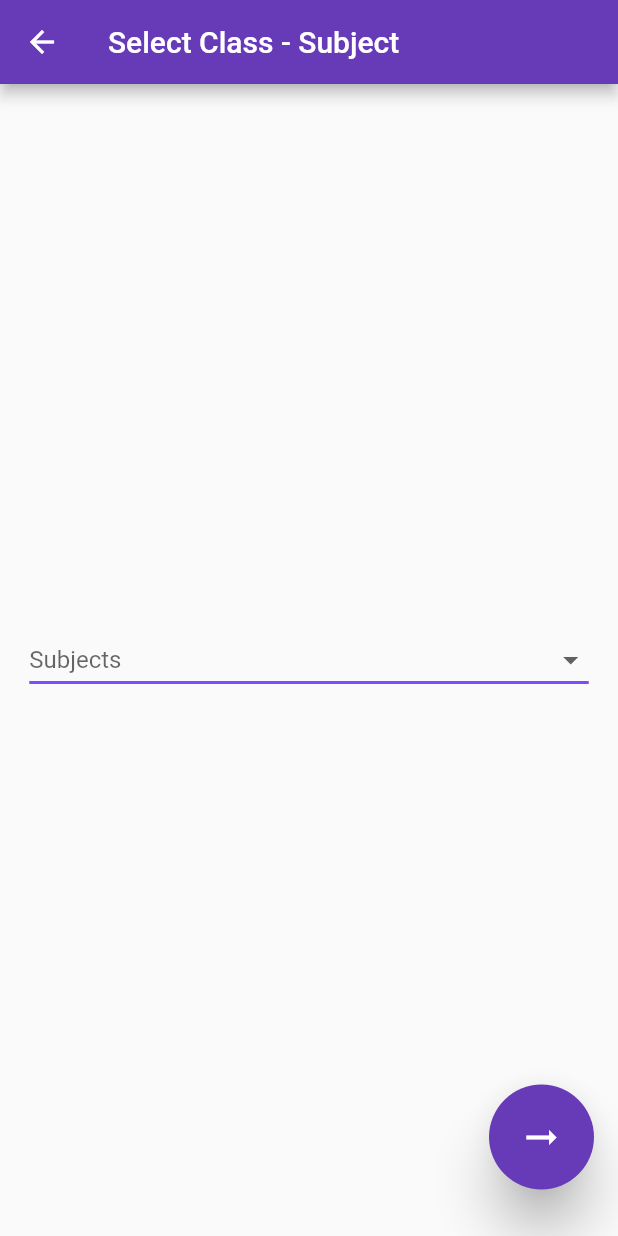
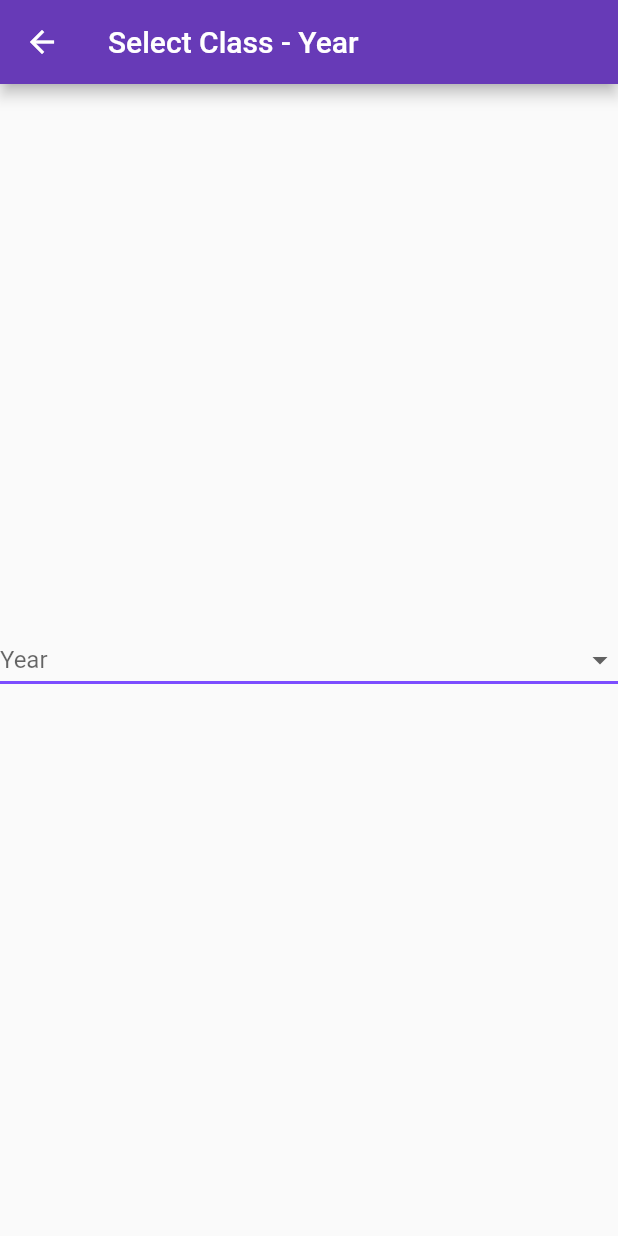
Before and after one commit to Prajjjwal/Attendance-App-PICT, a Flutter app: the screen it shows after launch, after a tap on the "add" icon, on a phone screen of 412 x 824 dp. Run offline on Flutter 3.47's test engine with Material 2 defaults, Android fonts, the light colour scheme and no system bars.

Commit message:
Completed 3 Dependent DropDowns

```diff
--- /dev/null
+++ b/lib/Class Data/select_year.dart
@@ -0,0 +1,71 @@
+import 'package:flutter/material.dart';
+import 'package:pict_mis/Subjects.dart';
+import 'package:pict_mis/Class%20Data/select_batch.dart';
+import 'package:pict_mis/Class%20Data/select_subject.dart';
+import '../class.dart';
+
+class SelectYear extends StatefulWidget {
+  // ignore: non_constant_identifier_names
+  final Subjects Class;
+  const SelectYear({Key? key, required this.Class}) : super(key: key);
+
+  @override
+  _SelectYearState createState() => _SelectYearState();
+}
+
+class _SelectYearState extends State<SelectYear> {
+  final items = ['FE', 'SE', 'TE', 'BE'];
+
+  String? value;
+  bool isVisible = false;
+
+  @override
+  Widget build(BuildContext context) => Scaffold(
+      appBar: AppBar(title: const Text("Select Class - Year")),
+      body: Center(
+        child: DropdownButton<String>(
+          isExpanded: true,
+          value: value,
+          hint: const Text("Year"),
+          icon: const Icon(Icons.arrow_drop_down_outlined),
+          elevation: 16,
+          underline: Container(
+            height: 2,
+            color: Colors.deepPurpleAccent,
+          ),
+          onChanged: (value) => setState(() {
+            this.value = value;
+            isVisible = true;
+          }),
+          items: items.map((year) {
+            return DropdownMenuItem<String>(
+              child: Text(year),
+              value: year,
+            );
+          }).toList(),
+        ),
+      ),
+      floatingActionButton: Visibility(
+        visible: isVisible,
+        child: SizedBox(
+          height: 100.0,
+          width: 70.0,
+          child: FittedBox(
+            child: FloatingActionButton(
+              elevation: 15.0,
+
+              // backgroundColor: Color.fromARGB(255, 134, 131, 161),
+              child: const Icon(Icons.arrow_right_alt_sharp),
+              onPressed: () {
+                widget.Class.year = value;
+                Navigator.push(
+                    context,
+                    MaterialPageRoute(
+                      builder: (context) => SelectSubject(Class: widget.Class),
+                    ));
+              },
+            ),
+          ),
+        ),
+      ));
+}
--- a/lib/Subjects.dart
+++ b/lib/Subjects.dart
@@ -4,6 +4,7 @@ class Subjects {
   String? batch;
   String? type;
   String? timeSlot;
+  String? year;
 
   Subjects(this.subject, this.batch, this.type, this.timeSlot);
 }
--- a/lib/home_widget.dart
+++ b/lib/home_widget.dart
@@ -1,7 +1,8 @@
 import 'package:flutter/material.dart';
 import 'package:pict_mis/Subjects.dart';
+import 'package:pict_mis/Class%20Data/select_year.dart';
 import 'Subjects.dart';
-import 'package:pict_mis/select_subject.dart';
+import 'package:pict_mis/Class%20Data/select_subject.dart';
 
 class HomePage extends StatelessWidget {
   HomePage({Key? key}) : super(key: key);
@@ -37,7 +38,7 @@ class HomePage extends StatelessWidget {
               Navigator.push(
                   context,
                   MaterialPageRoute(
-                    builder: (context) => SelectSubject(Class: newClass),
+                    builder: (context) => SelectYear(Class: newClass),
                   ));
             },
           ),
--- a/lib/select_subject.dart
+++ /dev/null
@@ -1,122 +0,0 @@
-import 'package:flutter/material.dart';
-import 'package:pict_mis/Subjects.dart';
-import 'package:pict_mis/select_batch.dart';
-
-class SelectSubject extends StatefulWidget {
-  // ignore: non_constant_identifier_names
-  final Subjects Class;
-  const SelectSubject({Key? key, required this.Class}) : super(key: key);
-
-  @override
-  _SelectSubjectState createState() => _SelectSubjectState();
-}
-
-class _SelectSubjectState extends State<SelectSubject> {
-  final items = [
-    'Engineering Mathematics III (EM3)',
-    'Data Structure and Algorithms (DSA)',
-    'Software Engineering (SE)',
-    'Microprocessor (MP)',
-    'Principles of Programming Languages (PPL)',
-    'Data Structure and Algorithms Laboratary (DSAL)',
-    'Microprocessor Laboratary (MPL)',
-    'Engineering Mathermatics Tutorial (TUT)',
-    'Code of Conduct (COC)'
-  ];
-
-  String? value;
-
-  @override
-  Widget build(BuildContext context) => Scaffold(
-        appBar: AppBar(title: const Text("Select Class - Subject")),
-        body: Center(
-          child: DropdownButton<String>(
-            value: value,
-            hint: const Text("Subjects"),
-            icon: const Icon(Icons.arrow_drop_down_outlined),
-            elevation: 16,
-            underline: Container(
-              height: 2,
-              color: Colors.deepPurpleAccent,
-            ),
-            items: items.map(buildMenuItem).toList(),
-            onChanged: (value) => setState(() => this.value = value),
-          ),
-        ),
-        floatingActionButton: SizedBox(
-          height: 100.0,
-          width: 70.0,
-          child: FittedBox(
-            child: FloatingActionButton(
-              elevation: 15.0,
-              // backgroundColor: Color.fromARGB(255, 134, 131, 161),
-              child: const Icon(Icons.arrow_right_alt_sharp),
-              onPressed: () {
-                widget.Class.subject = value;
-                Navigator.push(
-                    context,
-                    MaterialPageRoute(
-                      builder: (context) => SelectBatch(Class: widget.Class),
-                    ));
-              },
-            ),
-          ),
-        ),
-      );
-}
-
-DropdownMenuItem<String> buildMenuItem(String item) => DropdownMenuItem(
-      value: item,
-      child: Text(item),
-    );
-
-
-
-// class SelectSubject extends StatelessWidget {
-//   final Subjects subjects;
-
-//   const SelectSubject({Key? key}) : super(key: key);
-
-//   @override
-//   Widget build(BuildContext context) {
-//     List subjects = [
-//       'Engineering Mathematics III (EM3)',
-//       'Data Structure and Algorithms (DSA)',
-//       'Software Engineering (SE)',
-//       'Microprocessor (MP)',
-//       'Principles of Programming Languages (PPL)'
-//     ];
-//     return Scaffold(
-//       appBar: AppBar(
-//         title: const Text("Create Class - Subject"),
-//         // backgroundColor: const Color(0xff6C5DDC),
-//       ),
-//       body: Center(
-//         child: Column(
-//             mainAxisAlignment: MainAxisAlignment.center,
-//             children: <Widget>[
-//               const Text(
-//                 "Select a Subject",
-//                 style: TextStyle(fontSize: 20),
-//               ),
-//               DropdownButton(
-//                 hint: const Text("Subjects"),
-//                 icon: const Icon(Icons.arrow_drop_down_outlined),
-//                 elevation: 16,
-//                 underline: Container(
-//                   height: 2,
-//                   color: Colors.deepPurpleAccent,
-//                 ),
-//                 items: subjects.map((ValueItem) {
-//                   return DropdownMenuItem(
-//                     value: ValueItem,
-//                     child: Text(ValueItem),
-//                   );
-//                 }).toList(),
-//                 onChanged: (Object? value) {},
-//               ),
-//             ]),
-//       ),
-//     );
-//   }
-// }
```
Also changed, not shown: lib/Class Data/select_batch.dart (renamed from lib/select_batch.dart, +22 -15 lines), lib/Class Data/select_subject.dart (added, +93 -0 lines), lib/class.dart (+84 -0 lines).
